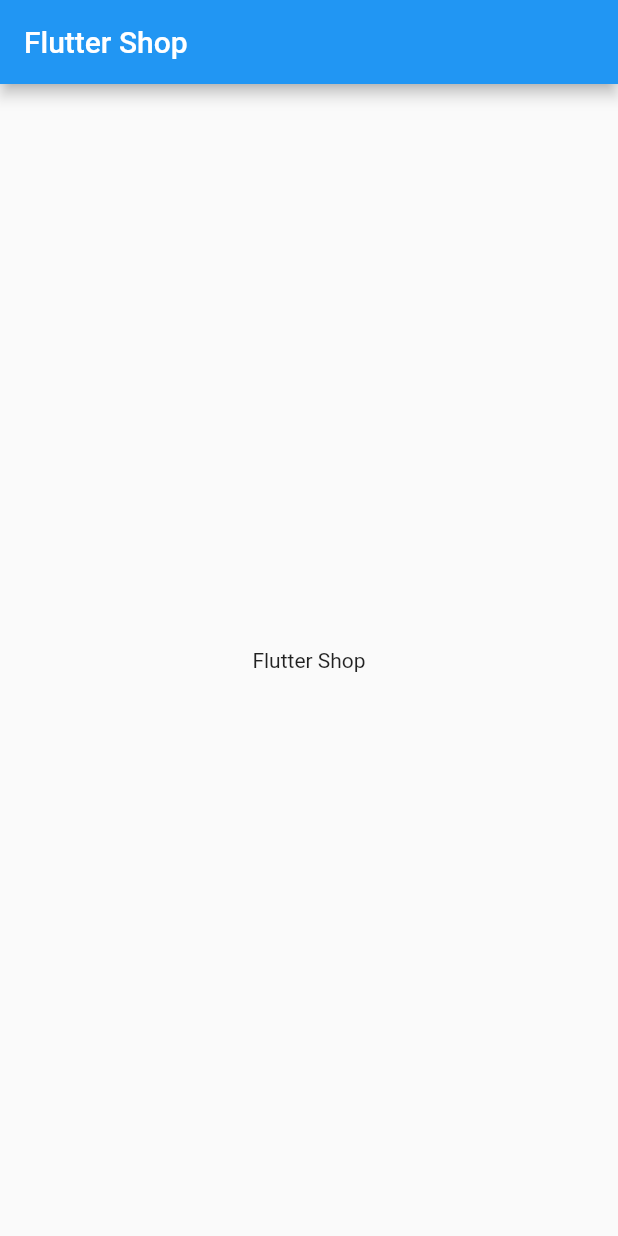
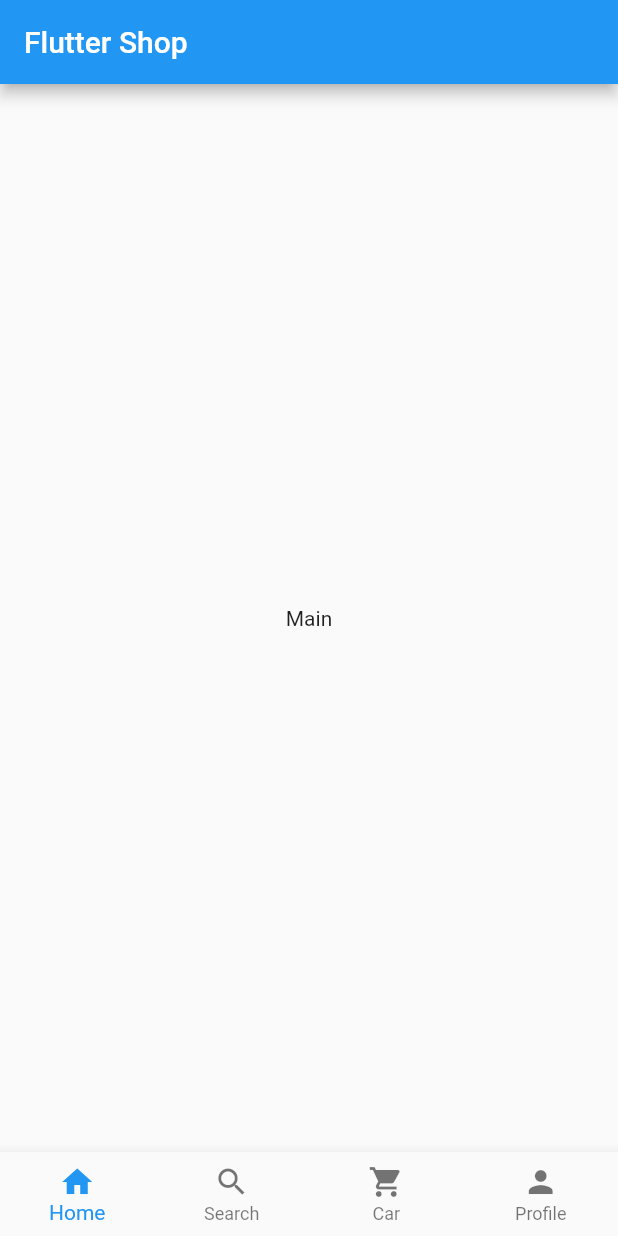
Before and after one commit to xuwab/flutter_app, a Flutter app: the screen it shows after launch, on a phone screen of 412 x 824 dp. Run offline on Flutter 3.47's test engine with Material 2 defaults, Android fonts, the phone set to English and light mode, and no system bars.

Commit message:
create bottombar and home's subpages

```diff
--- a/flutter_shop/lib/home/home_page.dart
+++ b/flutter_shop/lib/home/home_page.dart
@@ -1,14 +1,88 @@
+import 'package:flutter/cupertino.dart';
 import 'package:flutter/material.dart';
+import 'package:flutter_shop/home/car/car_page.dart';
+import 'package:flutter_shop/home/main/main_page.dart';
+import 'package:flutter_shop/home/profile/profile_page.dart';
+import 'package:flutter_shop/home/search/search_page.dart';
 
-class HomePage extends StatelessWidget {
+class HomePage extends StatefulWidget {
+  @override
+  _HomePageState createState() => _HomePageState();
+}
+
+class _HomePageState extends State<HomePage> {
+  final List<BottomNavigationBarItem> bottomBarItems = [
+    BottomNavigationBarItem(
+        icon: Icon(
+          Icons.home,
+        ),
+        title: Text(
+          'Home',
+        )),
+    BottomNavigationBarItem(
+        icon: Icon(
+          Icons.search,
+        ),
+        title: Text(
+          'Search',
+          style: TextStyle(
+          ),
+        )),
+    BottomNavigationBarItem(
+      icon: Icon(
+        Icons.shopping_cart,
+      ),
+      title: Text('Car',
+          style: TextStyle(
+          )),
+    ),
+    BottomNavigationBarItem(
+      icon: Icon(
+        Icons.person,
+      ),
+      title: Text('Profile',
+          style: TextStyle(
+          )),
+    ),
+  ];
+
+  final List<Widget> pageList = [
+    MainPage(),
+    SearchPage(),
+    CarPage(),
+    ProfilePage()
+  ];
+
+  int currentIndex = 0;
+
+  var currentPage;
+
+  @override
+  void initState() {
+    // TODO: implement initState
+    super.initState();
+    currentPage = pageList[currentIndex];
+  }
+
   @override
   Widget build(BuildContext context) {
     return Scaffold(
-      appBar: AppBar(title: Text('Flutter Shop')),
-      body: Center(
-        child: Text('Flutter Shop'),
+      appBar: AppBar(
+        title: Text('Flutter Shop'),
       ),
-
+      backgroundColor: Color.fromRGBO(244, 245, 245, 1.0),
+      body: currentPage,
+      bottomNavigationBar: BottomNavigationBar(
+        items: bottomBarItems,
+        currentIndex: currentIndex,
+        type: BottomNavigationBarType.fixed,
+        onTap: (index) {
+          setState(() {
+            currentIndex = index;
+            currentPage = pageList[currentIndex];
+          });
+        },
+      ),
     );
   }
 }
--- /dev/null
+++ b/flutter_shop/lib/home/main/main_page.dart
@@ -0,0 +1,17 @@
+import 'package:flutter/material.dart';
+
+class MainPage extends StatefulWidget {
+  @override
+  _MainPageState createState() => _MainPageState();
+}
+
+class _MainPageState extends State<MainPage> {
+  @override
+  Widget build(BuildContext context) {
+    return Scaffold(
+      body: Center(
+        child: Text('Main'),
+      ),
+    );
+  }
+}
--- a/flutter_shop/lib/main.dart
+++ b/flutter_shop/lib/main.dart
@@ -1,4 +1,5 @@
 import 'package:flutter/material.dart';
+import 'package:flutter/cupertino.dart';
 import 'package:flutter_shop/home/home_page.dart';
 
 void main()=>runApp(MyApp());
```
Also changed, not shown: flutter_shop/lib/home/car/car_page.dart (added, +17 -0 lines), flutter_shop/lib/home/profile/profile_page.dart (added, +17 -0 lines), flutter_shop/lib/home/search/search_page.dart (added, +17 -0 lines).
